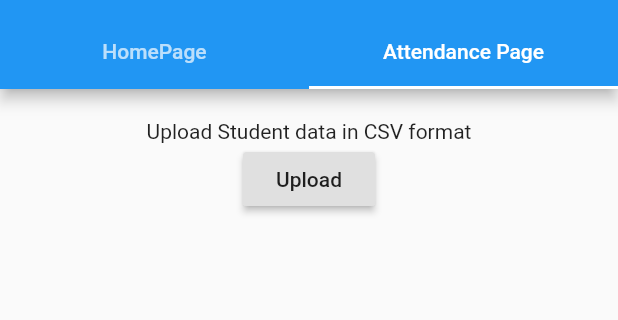
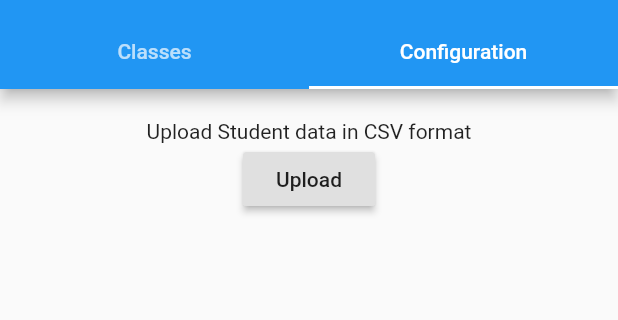
Before and after one commit to gdscgndu/presentmam, a Flutter app: the screen it shows after launch, tab 2 chosen, after a tap on "Upload", on a phone screen of 412 x 824 dp, the part 67-387 px from its top. Run offline on Flutter 3.47's test engine with Material 2 defaults, Android fonts, the phone set to English and light mode, and no system bars; our stand-ins replace csv, file_picker.

Commit message:
created different pages

```diff
--- a/lib/homepage.dart
+++ b/lib/homepage.dart
@@ -1,6 +1,7 @@
 import 'package:flutter/material.dart';
 import 'pages/attendance_page.dart';
 import 'pages/configuration_page.dart';
+import 'pages/classes_page.dart';
 
 
 
@@ -15,8 +16,8 @@ class HomePage extends StatefulWidget {
 class _HomePageState extends State<HomePage> with TickerProviderStateMixin {
   late TabController _tabController;
   final List<Tab> topTabs = <Tab>[
-    Tab(text: 'HomePage'),
-    Tab(text: 'Attendance Page'),
+    Tab(text: 'Classes'),
+    Tab(text: 'Configuration'),
   ];
   @override
   void initState() {
@@ -45,8 +46,8 @@ class _HomePageState extends State<HomePage> with TickerProviderStateMixin {
       ),
       body: TabBarView(
         children: [
+          Classes(),
           ConfigurationPage(),
-          AttendancePage(),
         ],
         controller: _tabController,
       ),
--- a/lib/main.dart
+++ b/lib/main.dart
@@ -10,6 +10,7 @@ class MyApp extends StatelessWidget {
   @override
   Widget build(BuildContext context) {
     return MaterialApp(
+      debugShowCheckedModeBanner: false,
       title: 'Present Mam',
       theme: ThemeData(
         // This is the theme of your application.
--- a/lib/pages/attendance_page.dart
+++ b/lib/pages/attendance_page.dart
@@ -1,9 +1,4 @@
-import 'dart:convert';
-import 'dart:io';
-
 import 'package:flutter/material.dart';
-import 'package:file_picker/file_picker.dart';
-import 'package:csv/csv.dart';
 
 class AttendancePage extends StatefulWidget {
   const AttendancePage({Key? key}) : super(key: key);
@@ -14,75 +9,8 @@ class AttendancePage extends StatefulWidget {
 
 
 class _AttendancePageState extends State<AttendancePage> {
-  var filename = '';
-  Widget displaytable(fields){
-    return Container(
-      child: Row(children: [
-      Table(
-      border: TableBorder.all(width: 1.0, color: Colors.black),
-        children: [
-          for (var data in fields) TableRow(children: [
-            TableCell(
-              child: Row(
-                mainAxisAlignment: MainAxisAlignment.spaceAround,
-                children: <Widget>[
-                  new Text(data[0]),
-                  new Text(data[1].toString()),
-                ],
-              ),
-            )
-          ])
-        ]
-    )
-      ],),
-    );
-  }
-  Widget uploadbtn() {
-    return RaisedButton(
-      child: Text('Upload'),
-      onPressed: () async{
-        var picked = await FilePicker.platform.pickFiles(
-          type: FileType.custom,
-          allowedExtensions: ['csv'],
-        );
-        if (picked != null) {
-          PlatformFile file = picked.files.first;
-          var pathoffile=file.path.toString();
-          final input = new File(pathoffile).openRead();
-          final fields = await input
-              .transform(utf8.decoder)
-              .transform(new CsvToListConverter())
-              .toList();
-
-
-          var data='';
-          for(int i=0;i<fields.length;i++){
-            data+=fields[i][0]+fields[i][1].toString()+"\n";
-          }
-          setState(() {
-            filename = data;
-          });
-          // print(picked.files.first.bytes);
-        }
-      },
-    );
-  }
   @override
   Widget build(BuildContext context) {
-    return Expanded(
-      child: Row(
-        mainAxisAlignment: MainAxisAlignment.center,
-        children: [
-          Padding(
-              //child_2
-              padding: EdgeInsets.all(20.0),
-              child: Column(children: [
-                Text("Upload Student data in CSV format"),
-                uploadbtn(),
-                Text("$filename"),
-              ]))
-        ],
-      ),
-    );
+    return Text('Attendence Page');
   }
 }
--- /dev/null
+++ b/lib/pages/classes_page.dart
@@ -0,0 +1,12 @@
+import 'package:flutter/material.dart';
+
+class Classes extends StatelessWidget {
+  const Classes({Key? key}) : super(key: key);
+
+  @override
+  Widget build(BuildContext context) {
+    return Text(
+      "Classes"
+    );
+  }
+}
--- a/lib/pages/configuration_page.dart
+++ b/lib/pages/configuration_page.dart
@@ -1,4 +1,8 @@
+import 'dart:convert';
+import 'dart:io';
 import 'package:flutter/material.dart';
+import 'package:file_picker/file_picker.dart';
+import 'package:csv/csv.dart';
 
 class ConfigurationPage extends StatefulWidget {
   const ConfigurationPage({Key? key}) : super(key: key);
@@ -8,8 +12,75 @@ class ConfigurationPage extends StatefulWidget {
 }
 
 class _ConfigurationPageState extends State<ConfigurationPage> {
+  var filename = '';
+  Widget displaytable(fields){
+    return Container(
+      child: Row(children: [
+        Table(
+            border: TableBorder.all(width: 1.0, color: Colors.black),
+            children: [
+              for (var data in fields) TableRow(children: [
+                TableCell(
+                  child: Row(
+                    mainAxisAlignment: MainAxisAlignment.spaceAround,
+                    children: <Widget>[
+                      new Text(data[0]),
+                      new Text(data[1].toString()),
+                    ],
+                  ),
+                )
+              ])
+            ]
+        )
+      ],),
+    );
+  }
+  Widget uploadbtn() {
+    return RaisedButton(
+      child: Text('Upload'),
+      onPressed: () async{
+        var picked = await FilePicker.platform.pickFiles(
+          type: FileType.custom,
+          allowedExtensions: ['csv'],
+        );
+        if (picked != null) {
+          PlatformFile file = picked.files.first;
+          var pathoffile=file.path.toString();
+          final input = new File(pathoffile).openRead();
+          final fields = await input
+              .transform(utf8.decoder)
+              .transform(new CsvToListConverter())
+              .toList();
+
+
+          var data='';
+          for(int i=0;i<fields.length;i++){
+            data+=fields[i][0]+fields[i][1].toString()+"\n";
+          }
+          setState(() {
+            filename = data;
+          });
+          // print(picked.files.first.bytes);
+        }
+      },
+    );
+  }
   @override
   Widget build(BuildContext context) {
-    return Text('Configuration Page');
+    return Expanded(
+      child: Row(
+        mainAxisAlignment: MainAxisAlignment.center,
+        children: [
+          Padding(
+            //child_2
+              padding: EdgeInsets.all(20.0),
+              child: Column(children: [
+                Text("Upload Student data in CSV format"),
+                uploadbtn(),
+                Text("$filename"),
+              ]))
+        ],
+      ),
+    );
   }
 }
```
Also changed, not shown: lib/pages/subjects_dart.dart (added, +9 -0 lines).
